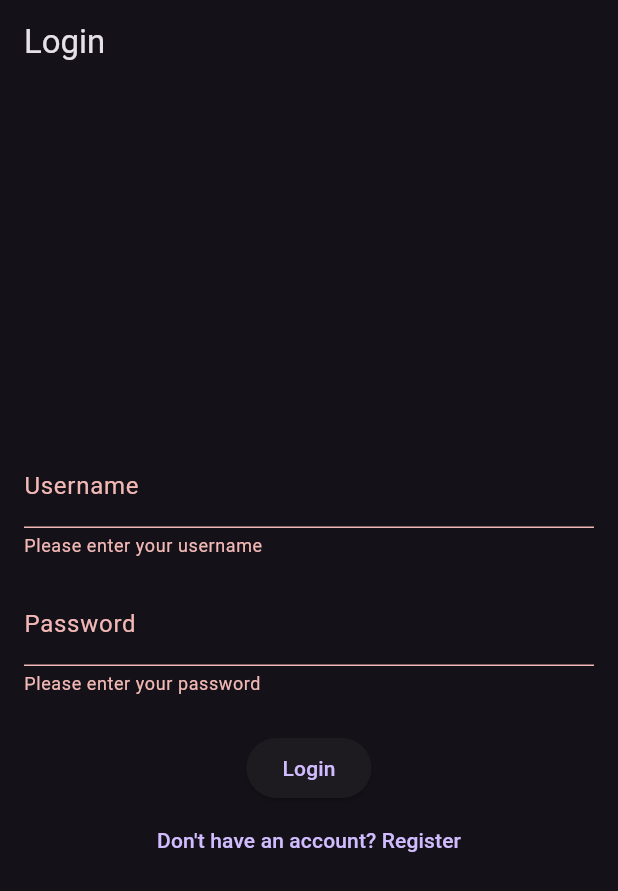
After one commit to TheAlm1ghty0/BrewLog, a Flutter app: the screen it shows after launch, after a tap on "Login", on a phone screen of 412 x 824 dp. The commit adds this screen. Shown: the top 891 px of the screen. Run offline on Flutter 3.47's test engine with Material 3 defaults, Android fonts, the phone set to English and light mode, and no system bars; our stand-ins replace animated_notch_bottom_bar, flutter_secure_storage, shared_preferences.

Commit message:
Integrated backend database, added login and registration

```diff
--- a/lib/main.dart
+++ b/lib/main.dart
@@ -1,9 +1,19 @@
 import 'package:flutter/material.dart';
-import 'home_screen.dart'; // make sure you created this file
+import 'package:provider/provider.dart';
+import 'screens/login_screen.dart';
+import 'screens/home_screen.dart';
+import 'providers/auth_provider.dart'; // Import the new provider file
 
 void main() {
-  runApp(const DrinkTrackerApp());
+  runApp(
+    ChangeNotifierProvider(
+      create: (_) => AuthProvider(),
+      child: const DrinkTrackerApp(),
+    ),
+  );
 }
+
+// AuthProvider class has been moved to lib/providers/auth_provider.dart
 
 class DrinkTrackerApp extends StatelessWidget {
   const DrinkTrackerApp({super.key});
@@ -12,10 +22,38 @@ class DrinkTrackerApp extends StatelessWidget {
   Widget build(BuildContext context) {
     return MaterialApp(
       title: 'Drink Tracker',
-      theme: ThemeData.light(),   // default light theme
-      darkTheme: ThemeData.dark(), // dark theme
-      themeMode: ThemeMode.dark,   // force dark mode for now
-      home: const HomeScreen(),
+      theme: ThemeData.light(),
+      darkTheme: ThemeData.dark(),
+      themeMode: ThemeMode.dark,
+      home: const AuthCheck(),
     );
   }
 }
+
+class AuthCheck extends StatefulWidget {
+  const AuthCheck({super.key});
+
+  @override
+  State<AuthCheck> createState() => _AuthCheckState();
+}
+
+class _AuthCheckState extends State<AuthCheck> {
+  @override
+  void initState() {
+    super.initState();
+    Provider.of<AuthProvider>(context, listen: false).checkAuth();
+  }
+
+  @override
+  Widget build(BuildContext context) {
+    return Consumer<AuthProvider>(
+      builder: (context, auth, child) {
+        if (auth.isAuthenticated) {
+          return const HomeScreen();
+        } else {
+          return const LoginScreen();
+        }
+      },
+    );
+  }
+}
--- /dev/null
+++ b/lib/providers/auth_provider.dart
@@ -0,0 +1,25 @@
+import 'package:flutter/material.dart';
+import '../services/auth_service.dart';
+
+class AuthProvider with ChangeNotifier {
+  bool _isAuthenticated = false;
+
+  bool get isAuthenticated => _isAuthenticated;
+
+  Future<void> checkAuth() async {
+    String? token = await AuthService().getToken();
+    _isAuthenticated = token != null;
+    notifyListeners();
+  }
+
+  void login() {
+    _isAuthenticated = true;
+    notifyListeners();
+  }
+
+  void logout() {
+    _isAuthenticated = false;
+    AuthService().deleteToken();
+    notifyListeners();
+  }
+}
--- a/lib/leaderboard_screen.dart
+++ b/lib/screens/leaderboard_screen.dart
@@ -1,5 +1,5 @@
 import 'package:flutter/material.dart';
-import 'models/drink_entry.dart';
+import '../models/drink_entry.dart';
 
 class LeaderboardScreen extends StatelessWidget {
   final List<DrinkEntry> drinks;
@@ -19,7 +19,6 @@ class LeaderboardScreen extends StatelessWidget {
       return const Center(child: Text("No drinks logged yet"));
     }
 
-    // Since DrinkEntry has no user field yet, just show overall totals
     final totalDrinks = drinks.length;
     final totalVolume = drinks.fold<double>(0, (sum, e) => sum + e.volume);
     final totalUnits = drinks.fold<double>(0, (sum, e) => sum + e.units);
--- /dev/null
+++ b/lib/screens/login_screen.dart
@@ -0,0 +1,114 @@
+import 'package:flutter/material.dart';
+import 'package:provider/provider.dart';
+import '../services/auth_service.dart';
+import '../providers/auth_provider.dart'; // Correctly import AuthProvider
+import 'register_screen.dart';
+
+class LoginScreen extends StatefulWidget {
+  const LoginScreen({super.key});
+
+  @override
+  State<LoginScreen> createState() => _LoginScreenState();
+}
+
+class _LoginScreenState extends State<LoginScreen> {
+  final _formKey = GlobalKey<FormState>();
+  final _usernameController = TextEditingController();
+  final _passwordController = TextEditingController();
+  bool _isLoading = false;
+
+  Future<void> _login() async {
+    if (_formKey.currentState!.validate()) {
+      setState(() {
+        _isLoading = true;
+      });
+
+      final authService = AuthService();
+      try {
+        await authService.login(
+          _usernameController.text,
+          _passwordController.text,
+        );
+        // On success, update the auth state
+        if (mounted) {
+          Provider.of<AuthProvider>(context, listen: false).login();
+        }
+      } catch (e) {
+        // On failure, show an error message
+        if (mounted) {
+          ScaffoldMessenger.of(context).showSnackBar(
+            SnackBar(
+              content: Text(e.toString().replaceFirst('Exception: ', '')),
+              backgroundColor: Colors.red,
+            ),
+          );
+        }
+      } finally {
+        // Always stop the loading indicator
+        if (mounted) {
+          setState(() {
+            _isLoading = false;
+          });
+        }
+      }
+    }
+  }
+
+  @override
+  Widget build(BuildContext context) {
+    return Scaffold(
+      appBar: AppBar(title: const Text('Login')),
+      body: Padding(
+        padding: const EdgeInsets.all(16.0),
+        child: Form(
+          key: _formKey,
+          child: Column(
+            mainAxisAlignment: MainAxisAlignment.center,
+            children: [
+              TextFormField(
+                controller: _usernameController,
+                decoration: const InputDecoration(labelText: 'Username'),
+                validator: (value) {
+                  if (value == null || value.isEmpty) {
+                    return 'Please enter your username';
+                  }
+                  return null;
+                },
+              ),
+              const SizedBox(height: 16),
+              TextFormField(
+                controller: _passwordController,
+                decoration: const InputDecoration(labelText: 'Password'),
+                obscureText: true,
+                validator: (value) {
+                  if (value == null || value.isEmpty) {
+                    return 'Please enter your password';
+                  }
+                  return null;
+                },
+              ),
+              const SizedBox(height: 24),
+              _isLoading
+                  ? const CircularProgressIndicator()
+                  : ElevatedButton(
+                onPressed: _login,
+                child: const Text('Login'),
+              ),
+              TextButton(
+                onPressed: () {
+                  Navigator.of(context).push(
+                    MaterialPageRoute(
+                      // Pass the required AuthService instance
+                        builder: (context) =>
+                            RegisterScreen(authService: AuthService())),
+                  );
+                },
+                child: const Text('Don\'t have an account? Register'),
+              ),
+            ],
+          ),
+        ),
+      ),
+    );
+  }
+}
--- /dev/null
+++ b/lib/services/auth_service.dart
@@ -0,0 +1,74 @@
+import 'dart:convert';
+import 'package:http/http.dart' as http;
+import 'package:flutter_secure_storage/flutter_secure_storage.dart';
+
+class AuthService {
+  final String _baseUrl = "https://api.oscarkohn.com";
+  final _storage = const FlutterSecureStorage();
+
+  Future<String?> getToken() async {
+    return await _storage.read(key: 'auth_token');
+  }
+
+  Future<void> deleteToken() async {
+    await _storage.delete(key: 'auth_token');
+  }
+
+  Future<void> login(String username, String password) async {
+    final response = await http.post(
+      Uri.parse('$_baseUrl/token'),
+      // Send as form data, not JSON
+      body: {
+        'username': username,
+        'password': password,
+      },
+      // The http package automatically sets the correct 'Content-Type' header
+      // for a Map<String, String> body: 'application/x-www-form-urlencoded'
+    );
+
+    if (response.statusCode == 200) {
+      final data = json.decode(response.body);
+      await _storage.write(key: 'auth_token', value: data['access_token']);
+    } else {
+      // Throw an exception to be caught by the UI
+      throw Exception('Failed to log in. Please check your credentials.');
+    }
+  }
+
+  Future<void> register(String username, String password) async {
+    final response = await http.post(
+      Uri.parse('$_baseUrl/users/'),
+      headers: {'Content-Type': 'application/json'},
+      body: json.encode({
+        'username': username,
+        'password': password,
+      }),
+    );
+
+    if (response.statusCode != 200) {
+      // You can add more specific error handling here based on response body
+      throw Exception('Failed to register user.');
+    }
+  }
+
+  Future<Map<String, dynamic>> getCurrentUser() async {
+    String? token = await getToken();
+    if (token == null) {
+      throw Exception('Not authenticated');
+    }
+
+    final response = await http.get(
+      Uri.parse('$_baseUrl/users/me'),
+      headers: {
+        'Content-Type': 'application/json',
+        'Authorization': 'Bearer $token',
+      },
+    );
+
+    if (response.statusCode == 200) {
+      return json.decode(response.body);
+    } else {
+      throw Exception('Failed to fetch user data.');
+    }
+  }
+}
```
Also changed, not shown: lib/manual_entry.dart (+14 -9 lines), lib/models/drink_entry.dart (+25 -1 lines), lib/screens/home_screen.dart (renamed from lib/home_screen.dart, +110 -45 lines), pubspec.yaml (+6 -2 lines), pubspec.lock, 5 other files.
